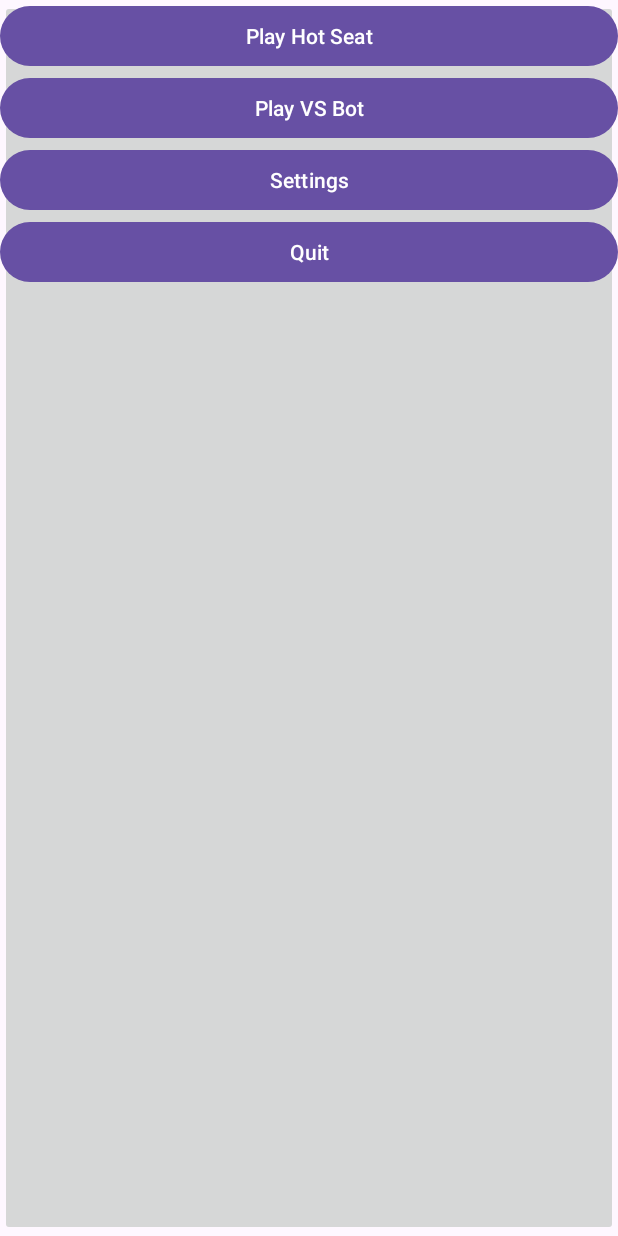
After one commit to weezard12/Android-Studio-Template, an Android app: the layout activity_menu2.xml on its own in the app's theme, with its tools: preview values and no code run, on a phone screen of 412 x 824 dp. The commit adds this screen. Run offline under Robolectric (Android 15) with nearby library versions, the phone set to English and light mode, and no system bars.

Commit message:
added menu

```diff
--- a/app/src/main/AndroidManifest.xml
+++ b/app/src/main/AndroidManifest.xml
@@ -12,6 +12,9 @@
         android:supportsRtl="true"
         android:theme="@style/Theme.Android2DTest"
         tools:targetApi="31">
+        <activity
+            android:name=".scenes.exampleScenes.ChessTest.scenes.MenuActivity"
+            android:exported="false" />
         <activity
             android:name=".main.MenuActivity"
             android:exported="false" />
--- a/app/src/main/java/com/example/android2dtest/main/MainActivity.java
+++ b/app/src/main/java/com/example/android2dtest/main/MainActivity.java
@@ -11,6 +11,7 @@ import com.example.android2dtest.gameLogic.GameLoop;
 import com.example.android2dtest.gameLogic.myECS.GameScene;
 import com.example.android2dtest.gameLogic.myPhysics.PhysicsSystem;
 import com.example.android2dtest.scenes.exampleScenes.ChessTest.scenes.ChessHotSit;
+import com.example.android2dtest.scenes.exampleScenes.RenderingExample;
 
 public class MainActivity extends AppCompatActivity {
 
--- /dev/null
+++ b/app/src/main/java/com/example/android2dtest/scenes/exampleScenes/ChessTest/scenes/MenuActivity.java
@@ -0,0 +1,26 @@
+package com.example.android2dtest.scenes.exampleScenes.ChessTest.scenes;
+
+import android.os.Bundle;
+
+import androidx.activity.EdgeToEdge;
+import androidx.appcompat.app.AppCompatActivity;
+import androidx.core.graphics.Insets;
+import androidx.core.view.ViewCompat;
+import androidx.core.view.WindowInsetsCompat;
+
+import com.example.android2dtest.R;
+
+public class MenuActivity extends AppCompatActivity {
+
+    @Override
+    protected void onCreate(Bundle savedInstanceState) {
+        super.onCreate(savedInstanceState);
+        EdgeToEdge.enable(this);
+        setContentView(R.layout.activity_menu2);
+        ViewCompat.setOnApplyWindowInsetsListener(findViewById(R.id.main), (v, insets) -> {
+            Insets systemBars = insets.getInsets(WindowInsetsCompat.Type.systemBars());
+            v.setPadding(systemBars.left, systemBars.top, systemBars.right, systemBars.bottom);
+            return insets;
+        });
+    }
+}
--- /dev/null
+++ b/app/src/main/res/layout/activity_menu2.xml
@@ -0,0 +1,55 @@
+<?xml version="1.0" encoding="utf-8"?>
+<androidx.constraintlayout.widget.ConstraintLayout xmlns:android="http://schemas.android.com/apk/res/android"
+    xmlns:app="http://schemas.android.com/apk/res-auto"
+    xmlns:tools="http://schemas.android.com/tools"
+    android:id="@+id/main"
+    android:layout_width="match_parent"
+    android:layout_height="match_parent"
+    tools:context=".scenes.exampleScenes.ChessTest.scenes.MenuActivity">
+
+    <ImageButton
+        android:layout_width="match_parent"
+        android:layout_height="match_parent"
+        />
+
+    <Button
+        android:id="@+id/btn_play_hot_seat"
+        android:layout_width="0dp"
+        android:layout_height="wrap_content"
+        android:text="Play Hot Seat"
+        app:layout_constraintTop_toTopOf="parent"
+        app:layout_constraintStart_toStartOf="parent"
+        app:layout_constraintEnd_toEndOf="parent"
+        app:layout_constraintTop_margin="100dp" />
+
+    <Button
+        android:id="@+id/btn_play_vs_bot"
+        android:layout_width="0dp"
+        android:layout_height="wrap_content"
+        android:text="Play VS Bot"
+        app:layout_constraintTop_toBottomOf="@id/btn_play_hot_seat"
+        app:layout_constraintStart_toStartOf="parent"
+        app:layout_constraintEnd_toEndOf="parent"
+        app:layout_constraintTop_margin="16dp" />
+
+    <Button
+        android:id="@+id/btn_settings"
+        android:layout_width="0dp"
+        android:layout_height="wrap_content"
+        android:text="Settings"
+        app:layout_constraintTop_toBottomOf="@id/btn_play_vs_bot"
+        app:layout_constraintStart_toStartOf="parent"
+        app:layout_constraintEnd_toEndOf="parent"
+        app:layout_constraintTop_margin="16dp" />
+
+    <Button
+        android:id="@+id/btn_quit"
+        android:layout_width="0dp"
+        android:layout_height="wrap_content"
+        android:text="Quit"
+        app:layout_constraintTop_toBottomOf="@id/btn_settings"
+        app:layout_constraintStart_toStartOf="parent"
+        app:layout_constraintEnd_toEndOf="parent"
+        app:layout_constraintTop_margin="16dp" />
+
+</androidx.constraintlayout.widget.ConstraintLayout>
```
